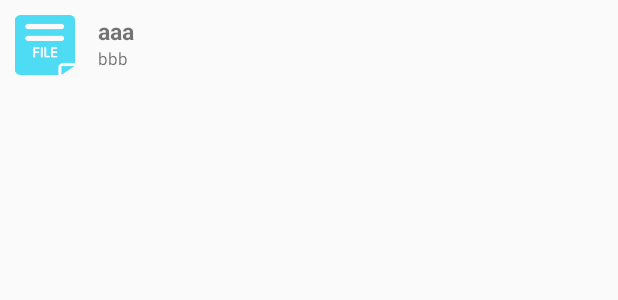
After one commit to Lxr233/eBook, an Android app: the layout file_view.xml on its own in the app's theme, with its tools: preview values and no code run, on a phone screen of 412 x 824 dp. The commit adds this screen. Shown: the top 300 px of the screen. Run offline under Robolectric (Android 15) with nearby library versions, the phone set to English and light mode, and no system bars.

Commit message:
增加了导入图书的文件浏览功能

```diff
--- a/ebook/app/src/main/AndroidManifest.xml
+++ b/ebook/app/src/main/AndroidManifest.xml
@@ -16,6 +16,9 @@
                 <category android:name="android.intent.category.LAUNCHER" />
             </intent-filter>
         </activity>
+        <activity android:name=".importbook.FileExplorer"></activity>
     </application>
+    <uses-permission android:name="android.permission.WRITE_EXTERNAL_STORAGE" />
+    <uses-permission android:name="android.permission.READ_EXTERNAL_STORAGE" />
 
 </manifest>
--- a/ebook/app/src/main/java/com/example/administrator/ebook/FragmentBook.java
+++ b/ebook/app/src/main/java/com/example/administrator/ebook/FragmentBook.java
@@ -245,7 +245,7 @@ public class FragmentBook extends Fragment {
     private void init(){
 
         delImg = (ImageView)getActivity().findViewById(R.id.delete_img);
-        delImg.setTranslationX(100f);
+        delImg.setTranslationX(dptopx(getContext(),100));
         //获取屏幕大小
         windowManager = (WindowManager) getActivity().getSystemService(Context.WINDOW_SERVICE);
         DisplayMetrics dm = new DisplayMetrics();
@@ -780,7 +780,7 @@ public class FragmentBook extends Fragment {
                     System.out.println("size is "+bookDataList.size());
                     return(true);
                 case DragEvent.ACTION_DRAG_ENDED:
-                    delImg.animate().translationX(100f).setDuration(300);
+                    delImg.animate().translationX(dptopx(getContext(),100)).setDuration(300);
 //                    delImg.setVisibility(View.GONE);
                     v.setAlpha(1.0f);
                     return true;
--- /dev/null
+++ b/ebook/app/src/main/res/layout/file_view.xml
@@ -0,0 +1,48 @@
+<?xml version="1.0" encoding="utf-8"?>
+<RelativeLayout
+    xmlns:android="http://schemas.android.com/apk/res/android"
+    android:layout_height="60dp" android:orientation="vertical" android:layout_width="match_parent">
+
+        <ImageView
+            android:id="@+id/file_img"
+            android:layout_width="40dp"
+            android:layout_height="40dp"
+            android:layout_margin="10dp"
+            android:src="@drawable/file">
+        </ImageView>
+
+        <TextView
+            android:id="@+id/file_name"
+            android:layout_width="wrap_content"
+            android:layout_height="wrap_content"
+            android:singleLine="true"
+            android:textStyle="bold"
+            android:layout_toRightOf="@+id/file_img"
+            android:layout_marginTop="10dip"
+            android:layout_marginLeft="5dip"
+            android:textSize="15sp"
+            android:text="aaa">
+
+
+        </TextView>
+        <TextView
+            android:id="@+id/file_msg"
+            android:layout_width="wrap_content"
+            android:layout_height="wrap_content"
+            android:layout_toRightOf="@+id/file_img"
+            android:layout_below="@+id/file_name"
+            android:layout_marginLeft="5dip"
+            android:textSize="11sp"
+            android:text="bbb">
+
+        </TextView>
+    <TextView
+        android:layout_width="wrap_content"
+        android:layout_height="wrap_content"
+        android:id="@+id/file_daoru"
+        android:layout_centerVertical="true"
+        android:layout_alignParentRight="true"
+        android:layout_marginRight="10dp"
+        android:visibility="gone"
+        android:text="已导入"/>
+</RelativeLayout>
```
Also changed, not shown: ebook/app/src/main/java/com/example/administrator/ebook/BaseActivity.java (+17 -0 lines), ebook/app/src/main/java/com/example/administrator/ebook/importbook/FileArrayAdapter.java (added, +80 -0 lines), ebook/app/src/main/java/com/example/administrator/ebook/importbook/FileExplorer.java (added, +129 -0 lines), ebook/app/src/main/java/com/example/administrator/ebook/importbook/Item.java (added, +44 -0 lines), ebook/app/src/main/res/layout/fileexplorer.xml (added, +24 -0 lines), ebook/app/src/main/res/drawable/directory_up.png (added), ebook/app/src/main/res/drawable/epub.png (added), ebook/app/src/main/res/drawable/file.png (added), ebook/app/src/main/res/drawable/file_icon.png (added), ebook/app/src/main/res/drawable/folder.png (added), ebook/app/src/main/res/drawable/txt.png (added).
